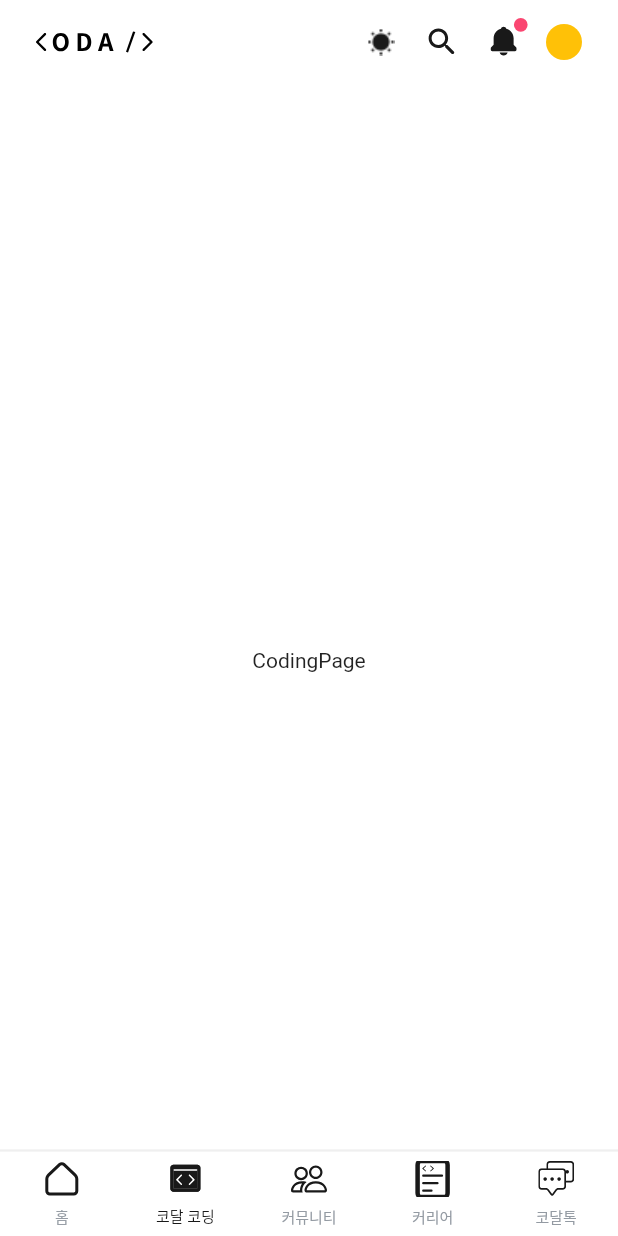
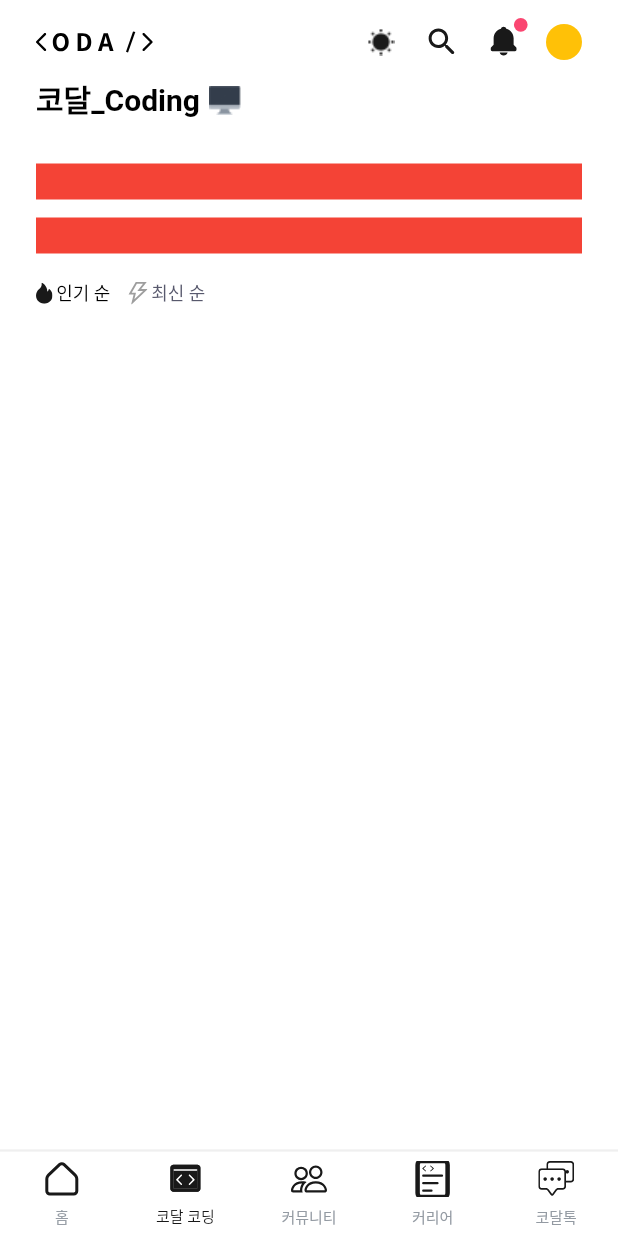
Before and after one commit to JinhuiStudy/flutter-project-codal, a Flutter app: the MainPage screen opened by its route, item 2 of the bottom bar chosen, on a phone screen of 412 x 824 dp. Run offline on Flutter 3.47's test engine with Material 2 defaults, Android fonts, the light colour scheme and no system bars; our stand-ins replace bloc, flutter_bloc, flutter_svg; Roboto replaces fonts that are missing (Spoqa).

Commit message:
popular_recent_filter

```diff
--- a/lib/app/core/ui/spoqa.dart
+++ b/lib/app/core/ui/spoqa.dart
@@ -61,6 +61,9 @@ class Spoqa {
   static const textMain_s12_w400_h20 = CustomTextStyle(fontFamily: spoqa, color: ColorPalette.textMain, fontSize: 12, fontWeight: FontWeight.w400, height: 20);
   static const textMainDark_s12_w400_h20 = CustomTextStyle(fontFamily: spoqa, color: ColorPalette.textMainDark, fontSize: 12, fontWeight: FontWeight.w400, height: 20);
 
+  static const textMain_s20_w700_h20 = CustomTextStyle(fontFamily: spoqa, color: ColorPalette.textMain, fontSize: 20, fontWeight: FontWeight.w700, height: 20);
+  static const textMainDark_s20_w700_h20 = CustomTextStyle(fontFamily: spoqa, color: ColorPalette.textMainDark, fontSize: 20, fontWeight: FontWeight.w700, height: 20);
+
   static const white_s10_w500_h14 = CustomTextStyle(fontFamily: spoqa, color: ColorPalette.white, fontSize: 10, fontWeight: FontWeight.w500, height: 14);
   static const white_s12_w500_h14 = CustomTextStyle(fontFamily: spoqa, color: ColorPalette.white, fontSize: 12, fontWeight: FontWeight.w500, height: 14);
 }
--- /dev/null
+++ b/lib/app/data/server/coding/coding_cubit.dart
@@ -0,0 +1,40 @@
+import 'package:bloc/bloc.dart';
+import 'package:flutter_codal/app/data/server/coding/coding_state.dart';
+
+class CodingCubit extends Cubit<CodingState>{
+  CodingCubit() : super(CodingState(codingList: []));
+
+  void filter({required bool isPopular}){
+    emit(state.copyWith(isPopular: isPopular));
+  }
+
+  void getData(){
+    List<CodingDummy> list = [];
+    for(int i = 1 ; i< 6 ; i++){
+      list.add(CodingDummy(id: i, title: 'title$i', source: 'source$i', lang: [LangDummy(id: 1, name: 'name', imageUrl: 'imageUrl'),LangDummy(id: 2, name: 'name', imageUrl: 'imageUrl')], level: '달인'));
+    }
+    List<CodingDummy> temp = state.codingList;
+    temp.addAll(list);
+    emit(state.copyWith(codingList: temp));
+  }
+
+}
+
+
+class CodingDummy {
+  final int id;
+  final String title;
+  final String source;
+  final List<LangDummy> lang;
+  final String level;
+
+  CodingDummy({required this.id, required this.title, required this.source, required this.lang, required this.level});
+}
+
+class LangDummy {
+  final int id;
+  final String name;
+  final String imageUrl;
+
+  LangDummy({required this.id, required this.name, required this.imageUrl});
+}
--- /dev/null
+++ b/lib/app/data/server/coding/coding_state.dart
@@ -0,0 +1,15 @@
+import 'package:flutter_codal/app/data/server/coding/coding_cubit.dart';
+
+class CodingState {
+  CodingState({this.isPopular = true, required this.codingList});
+
+  bool isPopular;
+  List<CodingDummy> codingList;
+
+  CodingState copyWith({bool? isPopular, List<CodingDummy>? codingList}) {
+    return CodingState(
+      isPopular: isPopular ?? this.isPopular,
+      codingList: codingList ?? this.codingList,
+    );
+  }
+}
--- a/lib/app/ui/coding_page/coding_page.dart
+++ b/lib/app/ui/coding_page/coding_page.dart
@@ -1,12 +1,80 @@
 import 'package:flutter/material.dart';
+import 'package:flutter_bloc/flutter_bloc.dart';
+import 'package:flutter_codal/app/core/ui/core_ui.dart';
+import 'package:flutter_codal/app/data/local/theme/theme_cubit.dart';
+import 'package:flutter_codal/app/data/server/coding/coding_cubit.dart';
+import 'package:flutter_codal/app/ui/components/codal_svg.dart';
+import 'package:flutter_codal/app/ui/components/popular_recent_filter.dart';
 
 class CodingPage extends StatelessWidget {
   const CodingPage({Key? key}) : super(key: key);
 
+  Widget _title() {
+
+    return Builder(
+      builder: (context) {
+        bool isDark = context.watch<ThemeCubit>().state.isDark;
+        CustomTextStyle style = isDark ? Spoqa.textMainDark_s20_w700_h20 : Spoqa.textMain_s20_w700_h20;
+        return Row(
+          children: [
+            Text('코달_Coding', style: style),
+            eWidth(6),
+            SizedBox(
+              width: 21.45,
+              height: 20,
+              child: Image.asset('assets/png/computer.png'),
+            ),
+          ],
+        );
+      }
+    );
+  }
+
+  Widget _firstFilter() {
+    return Container(
+      width: double.infinity,
+      height: 24,
+      color: Colors.red,
+    );
+  }
+
+  Widget _secondFilter() {
+    return Container(
+      width: double.infinity,
+      height: 24,
+      color: Colors.red,
+    );
+  }
+
+  Widget _thirdFilter() {
+    return Builder(builder: (context) {
+      final codingState = context.watch<CodingCubit>().state;
+      return PopularRecentFilter(
+          isPopular: codingState.isPopular,
+          popularTap: () => context.read<CodingCubit>().filter(isPopular: true),
+          recentTap: () => context.read<CodingCubit>().filter(isPopular: false),
+      );
+    });
+  }
+
   @override
   Widget build(BuildContext context) {
-    return const Center(
-      child: Text("CodingPage"),
+    return MultiBlocProvider(
+      providers: [
+        BlocProvider<CodingCubit>(create: (context) => CodingCubit()..getData()),
+      ],
+      child: ListView(
+        padding: const EdgeInsets.symmetric(horizontal: kHorizontalPadding),
+        children: [
+          _title(),
+          eHeight(31),
+          _firstFilter(),
+          eHeight(12),
+          _secondFilter(),
+          eHeight(16),
+          _thirdFilter(),
+        ],
+      ),
     );
   }
 }
--- /dev/null
+++ b/lib/app/ui/components/popular_recent_filter.dart
@@ -0,0 +1,62 @@
+import 'package:flutter/material.dart';
+import 'package:flutter_bloc/flutter_bloc.dart';
+import 'package:flutter_codal/app/core/ui/core_ui.dart';
+import 'package:flutter_codal/app/data/local/theme/theme_cubit.dart';
+import 'package:flutter_codal/app/ui/components/codal_svg.dart';
+
+class PopularRecentFilter extends StatelessWidget {
+  const PopularRecentFilter({Key? key, required this.isPopular, required this.popularTap, required this.recentTap}) : super(key: key);
+
+  final bool isPopular;
+  final Function() popularTap;
+  final Function() recentTap;
+
+  @override
+  Widget build(BuildContext context) {
+
+    bool isDark = context.watch<ThemeCubit>().state.isDark;
+
+    CustomTextStyle disableStyle = isDark ? Spoqa.textSubDark_s12_w400_h20 : Spoqa.textSub_s12_w400_h20;
+    CustomTextStyle enableStyle = isDark ? Spoqa.textMainDark_s12_w400_h20 : Spoqa.textMain_s12_w400_h20;
+
+    return Row(
+      children: [
+        GestureDetector(
+          onTap: popularTap,
+          child: Container(
+            color: Colors.transparent,
+            child: Row(
+              children: [
+                Container(
+                  width: 11,
+                  height: 13.98,
+                  child: CodalSvg(fileName: isPopular ? 'popular_on' : 'popular_off'),
+                ),
+                eWidth(2.5),
+                Text('인기 순', style: isPopular ? enableStyle : disableStyle),
+              ],
+            ),
+          ),
+        ),
+        eWidth(11.5),
+        GestureDetector(
+          onTap: recentTap,
+          child: Container(
+            color: Colors.transparent,
+            child: Row(
+              children: [
+                Container(
+                  width: 13.23,
+                  height: 16,
+                  child: CodalSvg(fileName: isPopular ? 'recent_off' : 'recent_on'),
+                ),
+                eWidth(2.5),
+                Text('최신 순', style: isPopular ? disableStyle : enableStyle),
+              ],
+            ),
+          ),
+        )
+      ],
+    );;
+  }
+}
```
Also changed, not shown: lib/app/ui/home_page/components/home_community_tab_view.dart (+19 -69 lines).
